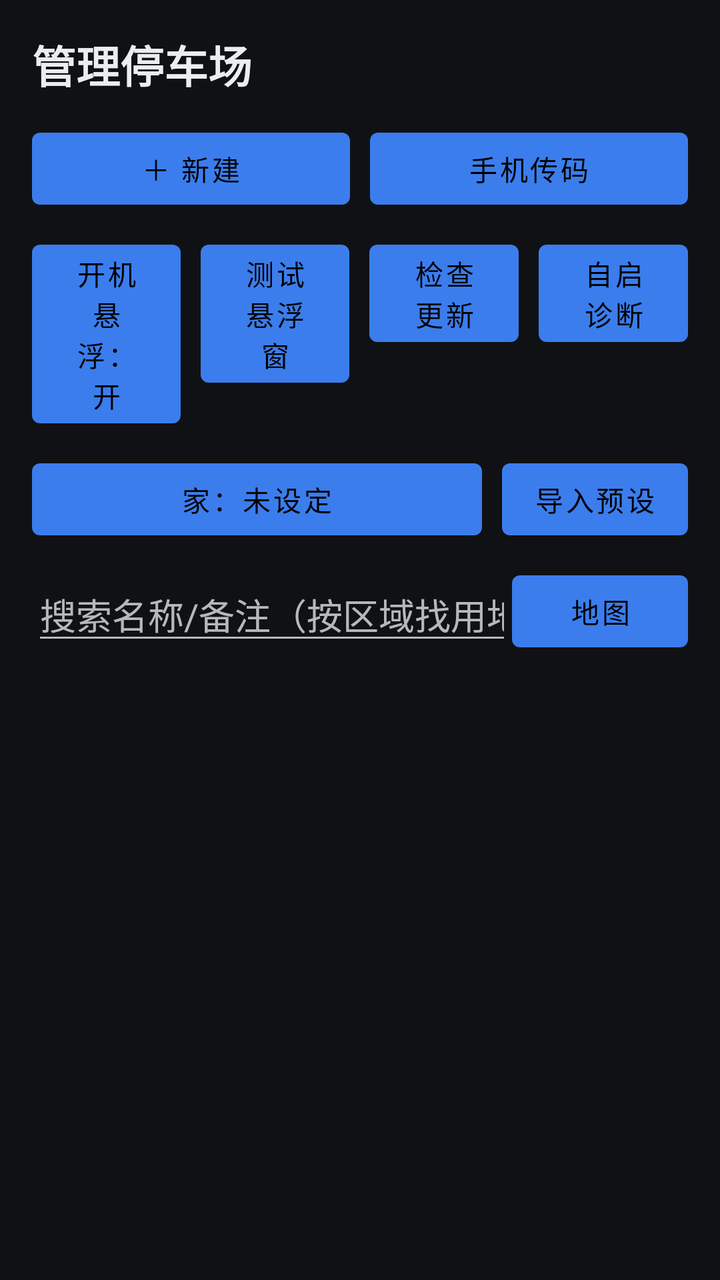
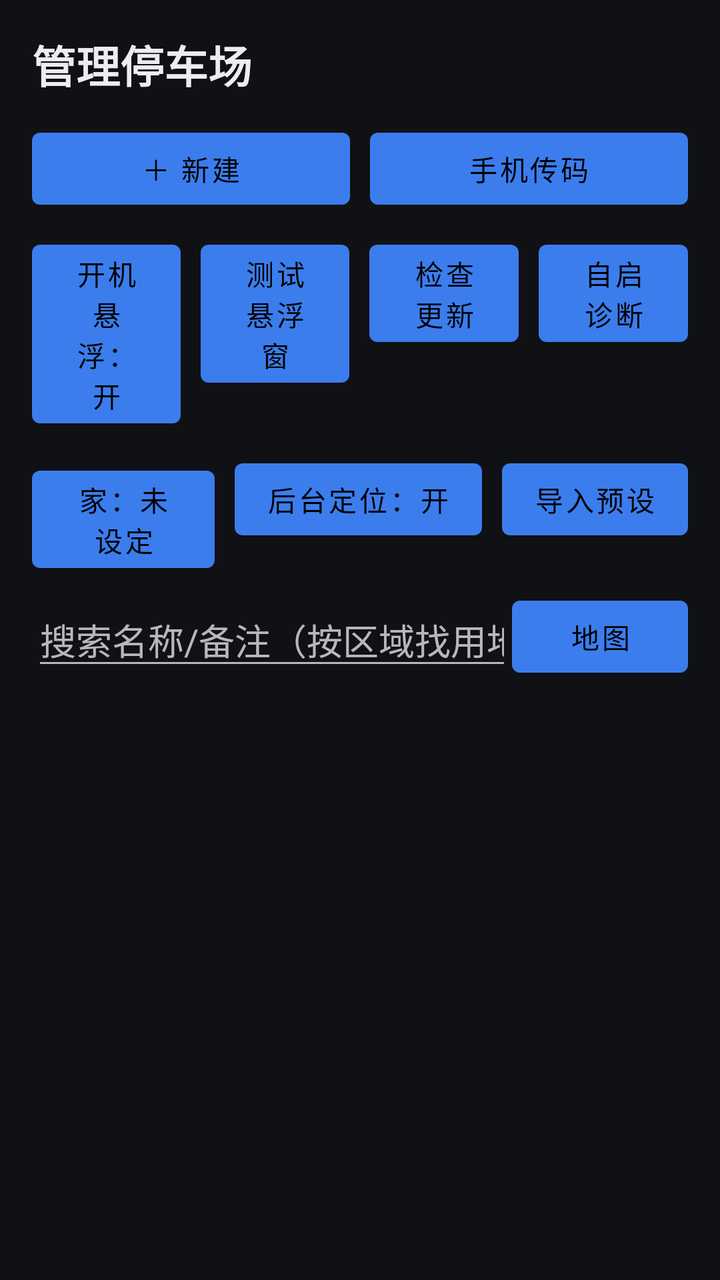

Screens rendered from an Android XML layout before and after an edit, with the pre-edit source and the edit as a unified diff.
<!-- AndroidManifest.xml: application theme Theme.ParkQR -->
<!-- res/layout/activity_manage.xml -->
<?xml version="1.0" encoding="utf-8"?>
<LinearLayout xmlns:android="http://schemas.android.com/apk/res/android"
    android:layout_width="match_parent"
    android:layout_height="match_parent"
    android:orientation="vertical"
    android:background="@color/bg"
    android:padding="16dp">

    <TextView
        android:layout_width="match_parent"
        android:layout_height="wrap_content"
        android:textColor="@color/text"
        android:textSize="22sp"
        android:textStyle="bold"
        android:text="管理停车场" />

    <LinearLayout
        android:layout_width="match_parent"
        android:layout_height="wrap_content"
        android:layout_marginTop="12dp"
        android:orientation="horizontal">

        <Button
            android:id="@+id/btnNew"
            android:layout_width="0dp"
            android:layout_height="wrap_content"
            android:layout_weight="1"
            android:text="＋ 新建" />

        <Space android:layout_width="10dp" android:layout_height="1dp" />

        <Button
            android:id="@+id/btnServer"
            android:layout_width="0dp"
            android:layout_height="wrap_content"
            android:layout_weight="1"
            android:text="手机传码" />
    </LinearLayout>

    <LinearLayout
        android:layout_width="match_parent"
        android:layout_height="wrap_content"
        android:layout_marginTop="8dp"
        android:orientation="horizontal">

        <Button
            android:id="@+id/btnBootOverlay"
            android:layout_width="0dp"
            android:layout_height="wrap_content"
            android:layout_weight="1"
            android:text="开机悬浮：开" />

        <Space android:layout_width="10dp" android:layout_height="1dp" />

        <Button
            android:id="@+id/btnTestOverlay"
            android:layout_width="0dp"
            android:layout_height="wrap_content"
            android:layout_weight="1"
            android:text="测试悬浮窗" />

        <Space android:layout_width="10dp" android:layout_height="1dp" />

        <Button
            android:id="@+id/btnUpdate"
            android:layout_width="0dp"
            android:layout_height="wrap_content"
            android:layout_weight="1"
            android:text="检查更新" />

        <Space android:layout_width="10dp" android:layout_height="1dp" />

        <Button
            android:id="@+id/btnBootDiag"
            android:layout_width="0dp"
            android:layout_height="wrap_content"
            android:layout_weight="1"
            android:text="自启诊断" />
    </LinearLayout>

    <LinearLayout
        android:layout_width="match_parent"
        android:layout_height="wrap_content"
        android:layout_marginTop="8dp"
        android:orientation="horizontal">

        <Button
            android:id="@+id/btnHome"
            android:layout_width="0dp"
            android:layout_height="wrap_content"
            android:layout_weight="1"
            android:text="家：未设定" />

        <Space android:layout_width="10dp" android:layout_height="1dp" />

        <Button
            android:id="@+id/btnImport"
            android:layout_width="wrap_content"
            android:layout_height="wrap_content"
            android:text="导入预设" />
    </LinearLayout>

    <LinearLayout
        android:layout_width="match_parent"
        android:layout_height="wrap_content"
        android:layout_marginTop="8dp"
        android:orientation="horizontal"
        android:gravity="center_vertical">

        <EditText
            android:id="@+id/inSearch"
            android:layout_width="0dp"
            android:layout_height="wrap_content"
            android:layout_weight="1"
            android:hint="搜索名称/备注（按区域找用地图）"
            android:maxLines="1"
            android:inputType="text" />

        <Button
            android:id="@+id/btnMap"
            android:layout_width="wrap_content"
            android:layout_height="wrap_content"
            android:text="地图" />
    </LinearLayout>

    <androidx.recyclerview.widget.RecyclerView
        android:id="@+id/list"
        android:layout_width="match_parent"
        android:layout_height="0dp"
        android:layout_weight="1"
        android:layout_marginTop="12dp"
        android:clipToPadding="false" />

    <TextView
        android:id="@+id/emptyHint"
        android:layout_width="match_parent"
        android:layout_height="wrap_content"
        android:layout_marginTop="24dp"
        android:gravity="center"
        android:textColor="@color/text_dim"
        android:visibility="gone"
        android:text="还没有停车场" />
</LinearLayout>
<!-- resources referenced by this layout -->
<resources>
  <color name="bg">#FF101114</color>
  <color name="text">#FFECEDEE</color>
  <color name="text_dim">#FF8A8F98</color>
  <style name="Theme.ParkQR" parent="Theme.MaterialComponents.NoActionBar">
          <item name="android:windowBackground">@color/bg</item>
          <item name="colorPrimary">@color/accent</item>
          <item name="colorAccent">@color/accent</item>
      </style>
  <color name="accent">#FF3B7DED</color>
</resources>

<!-- the commit's change to res/layout/activity_manage.xml (unified diff, before → after) -->
@@ -94,6 +94,14 @@
         <Space android:layout_width="10dp" android:layout_height="1dp" />
 
         <Button
+            android:id="@+id/btnBgLocation"
+            android:layout_width="wrap_content"
+            android:layout_height="wrap_content"
+            android:text="后台定位：开" />
+
+        <Space android:layout_width="10dp" android:layout_height="1dp" />
+
+        <Button
             android:id="@+id/btnImport"
             android:layout_width="wrap_content"
             android:layout_height="wrap_content"
